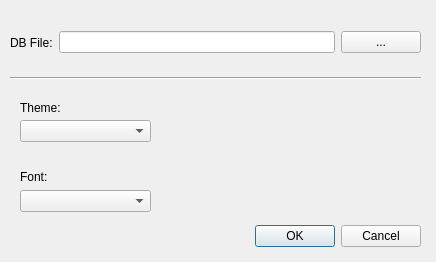
plainoldprogrammer/yasm, file optionsdialog.ui: the form before one commit.
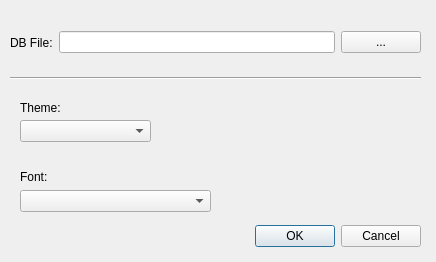
The form after the commit.

Commit message: adjusting the size of the combo box that show the fonts

The edit to the form file:
```diff
--- a/optionsdialog.ui
+++ b/optionsdialog.ui
@@ -112,7 +112,7 @@
     <rect>
      <x>20</x>
      <y>190</y>
-     <width>131</width>
+     <width>191</width>
      <height>22</height>
     </rect>
    </property>
```
